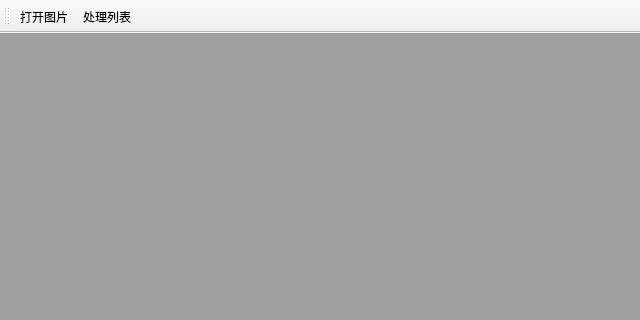
Above: Simulation2.ui from MoniWong/simulation before the change; both pictures show x 0 to 640 and y 0 to 320 of the 640 by 480 pixel window. Below: the same form after it.
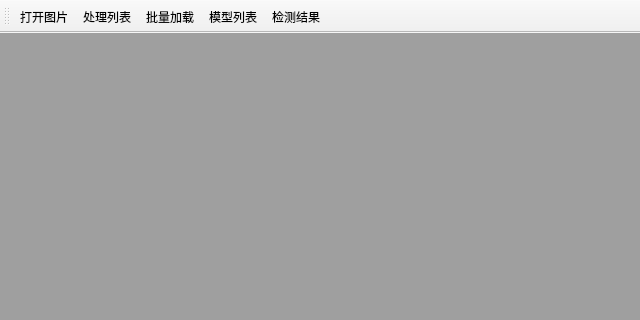
That is the form after the change. Icons and pictures are not drawn.

```diff
--- a/Simulation2.ui
+++ b/Simulation2.ui
@@ -83,6 +83,9 @@
    </attribute>
    <addaction name="open_Pic"/>
    <addaction name="open_List"/>
+   <addaction name="load_Pic"/>
+   <addaction name="modelList"/>
+   <addaction name="result"/>
   </widget>
   <action name="open_Pic">
    <property name="text">
@@ -97,6 +100,21 @@
     <string>处理列表</string>
    </property>
   </action>
+  <action name="modelList">
+   <property name="text">
+    <string>模型列表</string>
+   </property>
+  </action>
+  <action name="result">
+   <property name="text">
+    <string>检测结果</string>
+   </property>
+  </action>
+  <action name="load_Pic">
+   <property name="text">
+    <string>批量加载</string>
+   </property>
+  </action>
  </widget>
  <layoutdefault spacing="6" margin="11"/>
  <resources/>
```
